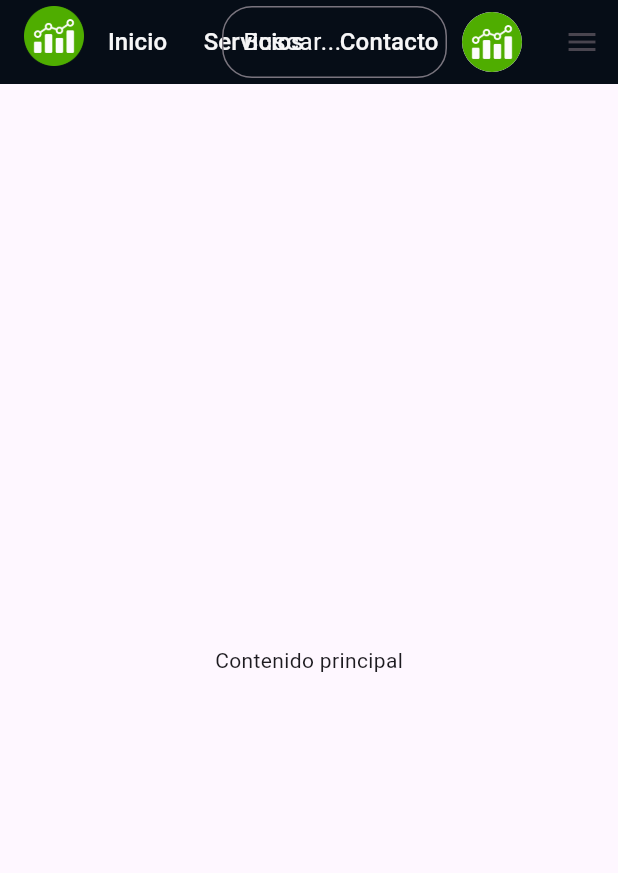
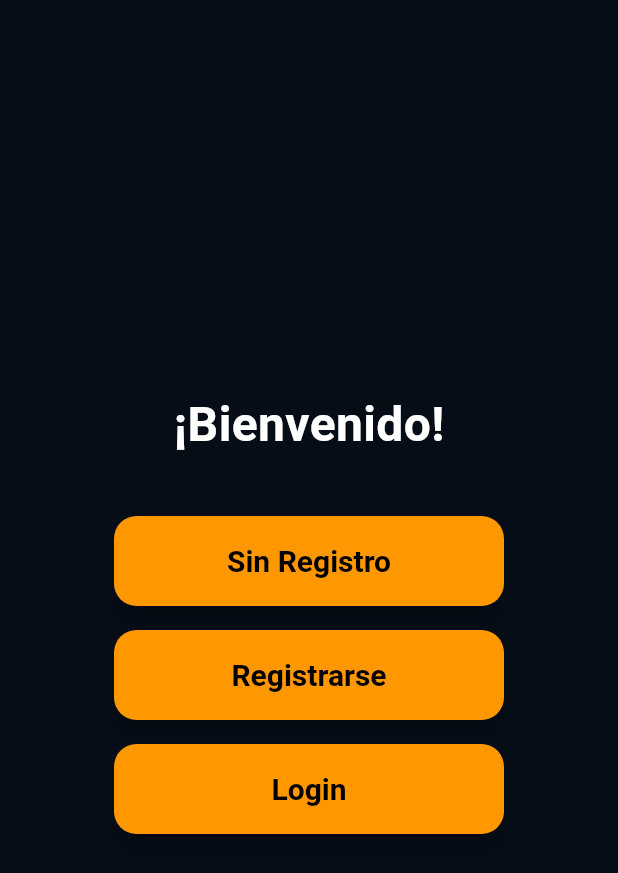
Before and after one commit to LaSalleGracia-Projectes/projecte-aplicaci-nativa-g2edgarcodd, a Flutter app: the screen it shows after launch, on a phone screen of 412 x 824 dp. Shown: the top 873 px of the screen. Run offline on Flutter 3.47's test engine with Material 3 defaults, Android fonts, the phone set to English and light mode, and no system bars.

Commit message:
main + registro

```diff
--- a/lib/main.dart
+++ b/lib/main.dart
@@ -1,19 +1,85 @@
 import 'package:flutter/material.dart';
-import 'package:streamhub/main_view.dart';
+import 'Registro/registro.dart';
+import 'Registro/login.dart';
 
 void main() {
-  runApp(const MyApp());
+  runApp(MyApp());
 }
 
 class MyApp extends StatelessWidget {
-  const MyApp({super.key});
-
-  // This widget is the root of your application.
   @override
   Widget build(BuildContext context) {
     return MaterialApp(
       debugShowCheckedModeBanner: false,
-      home: Menu(),
+      theme: ThemeData(
+        fontFamily: 'Roboto',
+      ),
+      home: HomePage(),
     );
   }
 }
+
+class HomePage extends StatelessWidget {
+  @override
+  Widget build(BuildContext context) {
+    return Scaffold(
+      body: Container(
+        decoration: BoxDecoration(
+          color: Color.fromRGBO(6, 13, 23, 1), // Color sólido de fondo
+        ),
+        child: Center(
+          child: Column(
+            mainAxisAlignment: MainAxisAlignment.center,
+            children: [
+              Text(
+                "¡Bienvenido!",
+                style: TextStyle(
+                  fontSize: 32,
+                  fontWeight: FontWeight.bold,
+                  color: Colors.white,
+                ),
+              ),
+              SizedBox(height: 30),
+              buildButton(context, "Sin Registro", Colors.orange, () {}),
+              buildButton(context, "Registrarse", Colors.orange, () {
+                Navigator.push(
+                  context,
+                  MaterialPageRoute(builder: (context) => RegistroScreen()),
+                );
+              }),
+              buildButton(context, "Login", Colors.orange, () {
+                Navigator.push(
+                  context,
+                  MaterialPageRoute(builder: (context) => LoginScreen(correo: '', password: '')),
+                );
+              }),
+            ],
+          ),
+        ),
+      ),
+    );
+  }
+
+  Widget buildButton(BuildContext context, String text, Color color, VoidCallback onPressed) {
+    return Padding(
+      padding: const EdgeInsets.symmetric(vertical: 8.0),
+      child: SizedBox(
+        width: 260,
+        height: 60,
+        child: ElevatedButton(
+          onPressed: onPressed,
+          style: ElevatedButton.styleFrom(
+            backgroundColor: color,
+            shape: RoundedRectangleBorder(
+              borderRadius: BorderRadius.circular(15),
+            ),
+            elevation: 5,
+            shadowColor: Colors.black,
+            textStyle: TextStyle(fontSize: 20, fontWeight: FontWeight.bold),
+          ),
+          child: Text(text, style: TextStyle(color: Colors.black)), // Texto en negro
+        ),
+      ),
+    );
+  }
+}
```
Also changed, not shown: lib/Registro/login.dart (added), lib/Registro/registro.dart (added).
